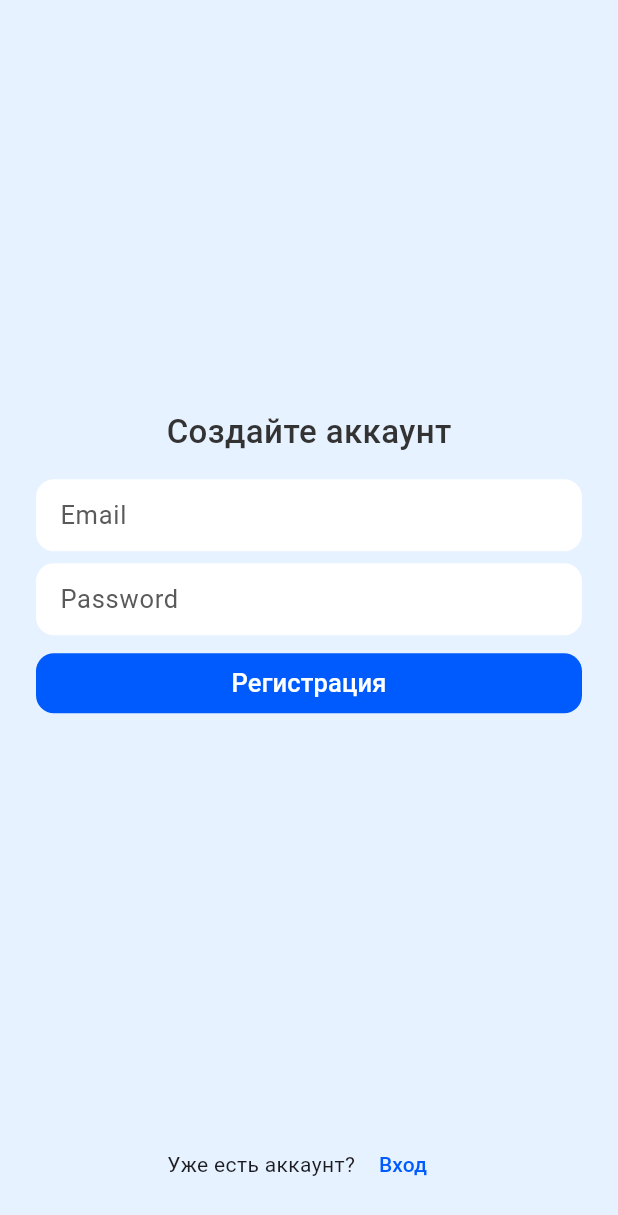
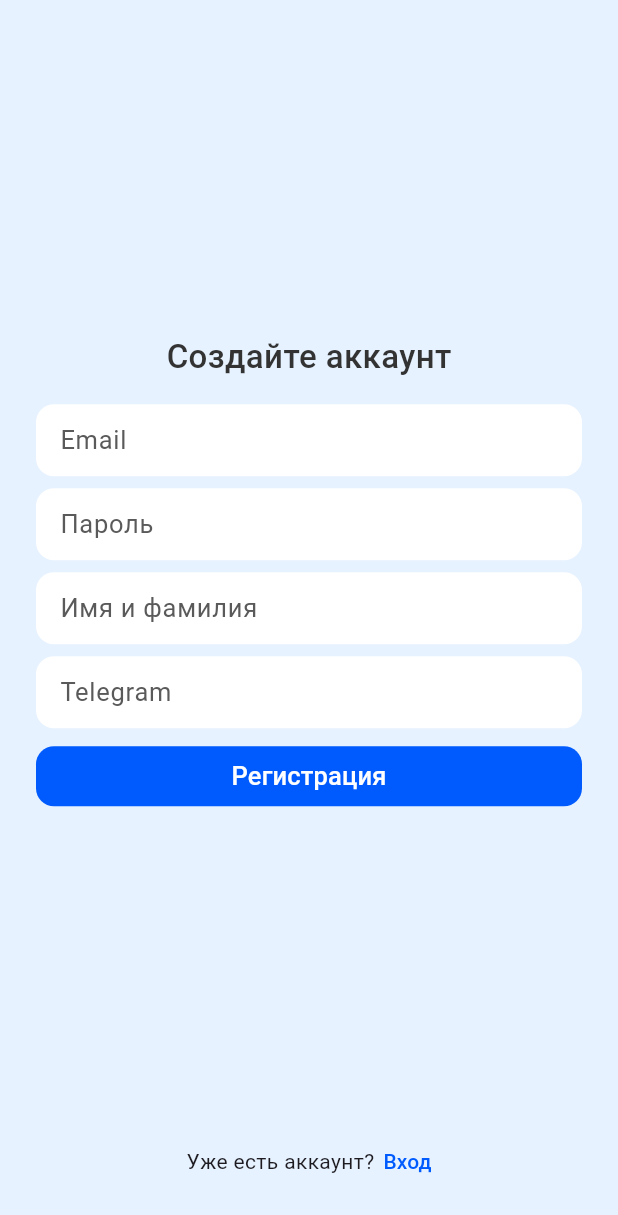
Before and after one commit to ProjectSWD12/SWD_Project, a Flutter app: the screen it shows after launch, after a tap on "Регистрация", on a phone screen of 412 x 824 dp. Shown: the top 1215 px of the screen. Run offline on Flutter 3.47's test engine with Material 3 defaults, Android fonts, the light colour scheme and no system bars; our stand-ins replace cloud_firestore, firebase_auth, firebase_core, flutter_riverpod; accounts and stored records are empty.

Commit message:
change password and fixes

```diff
--- a/lib/screens/home_screen.dart
+++ b/lib/screens/home_screen.dart
@@ -27,8 +27,8 @@ class _HomeScreenState extends State<HomeScreen> {
           });
         },
         items: <BottomNavigationBarItem>[
-          BottomNavigationBarItem(label: 'Calendar', icon: Icon(Icons.calendar_today)),
-          BottomNavigationBarItem(label: 'Profile', icon: Icon(Icons.person)),
+          BottomNavigationBarItem(label: 'Календарь', icon: Icon(Icons.calendar_today)),
+          BottomNavigationBarItem(label: 'Профиль', icon: Icon(Icons.person)),
         ],
       ),
     );
--- a/lib/screens/login_screen.dart
+++ b/lib/screens/login_screen.dart
@@ -1,6 +1,7 @@
 import 'package:firebase_auth/firebase_auth.dart';
 import 'package:flutter/material.dart';
 import 'registration_screen.dart';
+import 'change_password_screen.dart';
 
 class LoginScreen extends StatefulWidget {
   const LoginScreen({super.key});
@@ -100,7 +101,7 @@ class _LoginScreenState extends State<LoginScreen> {
                 style: TextStyle(fontSize: 17),
                 decoration: InputDecoration(
                   contentPadding: EdgeInsets.symmetric(vertical: 8, horizontal: 12),
-                  hintText: 'Password',
+                  hintText: 'Пароль',
                   hintStyle: TextStyle(color: Color(0xff5A5A5A)),
                   filled: true,
                   fillColor: Colors.white,
@@ -130,12 +131,21 @@ class _LoginScreenState extends State<LoginScreen> {
             ),
             Spacer(),
             Padding(
-              padding: EdgeInsets.only(bottom: 24),
-              child: Row(
+              padding: EdgeInsets.only(bottom: 40),
+              child: Column(
+                mainAxisSize: MainAxisSize.min,
+                children: [
+                  Row(
                     mainAxisAlignment: MainAxisAlignment.center,
                     children: [
                       Text('Нет аккаунта?'),
+                      SizedBox(width: 6),
                       TextButton(
+                        style: TextButton.styleFrom(
+                          padding: EdgeInsets.zero,
+                          minimumSize: Size.zero,
+                          tapTargetSize: MaterialTapTargetSize.shrinkWrap,
+                        ),
                         onPressed: () {
                           Navigator.pushReplacement(
                             context,
@@ -151,6 +161,28 @@ class _LoginScreenState extends State<LoginScreen> {
                       )
                     ],
                   ),
+                  SizedBox(height: 3),
+                  TextButton(
+                    style: TextButton.styleFrom(
+                      padding: EdgeInsets.zero,
+                      minimumSize: Size.zero,
+                      tapTargetSize: MaterialTapTargetSize.shrinkWrap,
+                    ),
+                    onPressed: () {
+                      Navigator.push(
+                        context,
+                        MaterialPageRoute(builder: (context) => const ChangePasswordScreen()),
+                      );
+                    },
+                    child: Text(
+                      'Забыли пароль?',
+                      style: TextStyle(
+                        color: Color(0xff005BFF),
+                      ),
+                    ),
+                  ),
+                ],
+              ),
             ),
           ],
         ),
--- a/lib/screens/registration_screen.dart
+++ b/lib/screens/registration_screen.dart
@@ -1,3 +1,4 @@
+import 'package:cloud_firestore/cloud_firestore.dart';
 import 'package:flutter/material.dart';
 import 'package:firebase_auth/firebase_auth.dart';
 import '../main.dart';
@@ -13,6 +14,8 @@ class RegistrationScreen extends StatefulWidget {
 class _RegistrationScreenState extends State<RegistrationScreen> {
   final emailController = TextEditingController();
   final passwordController = TextEditingController();
+  final nameController = TextEditingController();
+  final telegramController = TextEditingController();
 
   @override
   void dispose() {
@@ -31,12 +34,10 @@ class _RegistrationScreenState extends State<RegistrationScreen> {
         return;
       }
 
-      // added
       if (context.mounted) {
-        Navigator.pushAndRemoveUntil(
+        Navigator.pushReplacement(
           context,
-          MaterialPageRoute(builder: (_) => const AuthGate()),
-              (route) => false,
+          MaterialPageRoute(builder: (context) => const AuthGate())
         );
       }
 
@@ -55,6 +56,22 @@ class _RegistrationScreenState extends State<RegistrationScreen> {
       } else {
         _showError('Ошибка регистрации: ${e.message}');
       }
+    }
+  }
+
+  Future<void> writeData(String tg, String name) async {
+    final String? uid = FirebaseAuth.instance.currentUser?.uid;
+    try {
+      await FirebaseFirestore.instance
+        .collection('users')
+        .doc(uid)
+        .set({
+          'telegram': tg,
+          'excursionsDone': 0,
+          'name': name,
+      });
+    } on FirebaseException catch (e) {
+      _showError('Произошла ошибка: ${e.message}');
     }
   }
 
@@ -110,7 +127,45 @@ class _RegistrationScreenState extends State<RegistrationScreen> {
                 style: TextStyle(fontSize: 17),
                 decoration: InputDecoration(
                   contentPadding: EdgeInsets.symmetric(vertical: 8, horizontal: 12),
-                  hintText: 'Password',
+                  hintText: 'Пароль',
+                  hintStyle: TextStyle(color: Color(0xff5A5A5A)),
+                  filled: true,
+                  fillColor: Colors.white,
+                  border: OutlineInputBorder(
+                    borderSide: BorderSide.none,
+                    borderRadius: BorderRadius.circular(12),
+                  ),
+                ),
+              ),
+            ),
+            SizedBox(height: 8),
+            SizedBox(
+              height: 48,
+              child: TextField(
+                controller: nameController,
+                style: TextStyle(fontSize: 17),
+                decoration: InputDecoration(
+                  contentPadding: EdgeInsets.symmetric(vertical: 8, horizontal: 12),
+                  hintText: 'Имя и фамилия',
+                  hintStyle: TextStyle(color: Color(0xff5A5A5A)),
+                  filled: true,
+                  fillColor: Colors.white,
+                  border: OutlineInputBorder(
+                    borderSide: BorderSide.none,
+                    borderRadius: BorderRadius.circular(12),
+                  ),
+                ),
+              ),
+            ),
+            SizedBox(height: 8),
+            SizedBox(
+              height: 48,
+              child: TextField(
+                controller: telegramController,
+                style: TextStyle(fontSize: 17),
+                decoration: InputDecoration(
+                  contentPadding: EdgeInsets.symmetric(vertical: 8, horizontal: 12),
+                  hintText: 'Telegram',
                   hintStyle: TextStyle(color: Color(0xff5A5A5A)),
                   filled: true,
                   fillColor: Colors.white,
@@ -125,7 +180,10 @@ class _RegistrationScreenState extends State<RegistrationScreen> {
             SizedBox(
               width: double.infinity,
               child: FilledButton(
-                onPressed: _signUp,
+                onPressed: () {
+                  _signUp();
+                  writeData(telegramController.text, nameController.text);
+                },
                 style: FilledButton.styleFrom(
                     backgroundColor: Color(0xff005BFF),
                     shape: RoundedRectangleBorder(
@@ -140,12 +198,18 @@ class _RegistrationScreenState extends State<RegistrationScreen> {
             ),
             Spacer(),
             Padding(
-              padding: EdgeInsets.only(bottom: 24),
+              padding: EdgeInsets.only(bottom: 40),
               child: Row(
                 mainAxisAlignment: MainAxisAlignment.center,
                 children: [
                   Text('Уже есть аккаунт?'),
+                  SizedBox(width: 6),
                   TextButton(
+                    style: TextButton.styleFrom(
+                      padding: EdgeInsets.zero,
+                      minimumSize: Size.zero,
+                      tapTargetSize: MaterialTapTargetSize.shrinkWrap,
+                    ),
                     onPressed: () {
                       Navigator.pushReplacement(
                         context,
```
Also changed, not shown: lib/screens/calendar.dart (+26 -16 lines), lib/screens/change_password_screen.dart (added, +126 -0 lines). Lines whose indentation alone changed are shown as unchanged.
